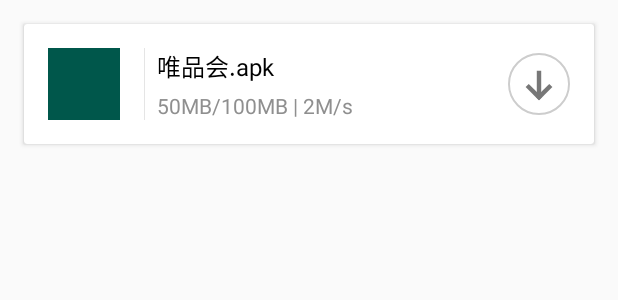
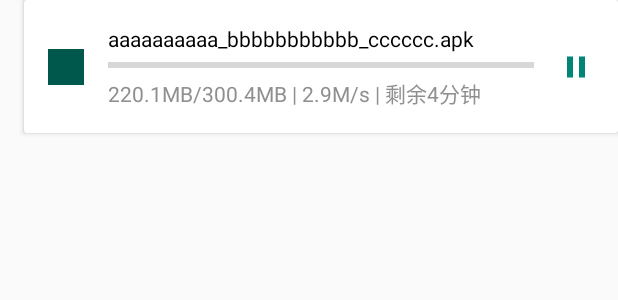
Before and after one commit to SirLYC/EveryDownload, an Android app: the layout item_download.xml on its own in the app's theme, with its tools: preview values and no code run, on a phone screen of 412 x 824 dp. Shown: the top 300 px of the screen. Run offline under Robolectric (Android 15) with nearby library versions, the phone set to English and light mode, and no system bars.

Commit message:
update ui

```diff
--- a/app/src/main/java/com/lyc/everydownload/DownloadItem.kt
+++ b/app/src/main/java/com/lyc/everydownload/DownloadItem.kt
@@ -10,12 +10,12 @@ import java.util.*
 data class DownloadItem(
         var id: Long = 0,
         var path: String,
-        var filename: String? = null,
+        var filename: String,
         var url: String? = null,
         var bps: Double = 0.toDouble(),
         var totalSize: Long = 0,
         var downloadedSize: Long = 0,
-        var createdTime: Date? = null,
+        var createdTime: Date,
         var finishedTime: Date? = null,
         var downloadState: Int = 0,
         var errorCode: Int? = null
--- /dev/null
+++ b/app/src/main/res/drawable/ic_file_download_primary_24dp.xml
@@ -0,0 +1,5 @@
+<vector android:height="24dp" android:tint="#008577"
+    android:viewportHeight="24.0" android:viewportWidth="24.0"
+    android:width="24dp" xmlns:android="http://schemas.android.com/apk/res/android">
+    <path android:fillColor="#FF000000" android:pathData="M19,9h-4V3H9v6H5l7,7 7,-7zM5,18v2h14v-2H5z"/>
+</vector>
--- /dev/null
+++ b/app/src/main/res/drawable/ic_folder_open_primary_24dp.xml
@@ -0,0 +1,5 @@
+<vector android:height="24dp" android:tint="#008577"
+    android:viewportHeight="24.0" android:viewportWidth="24.0"
+    android:width="24dp" xmlns:android="http://schemas.android.com/apk/res/android">
+    <path android:fillColor="#FF000000" android:pathData="M20,6h-8l-2,-2L4,4c-1.1,0 -1.99,0.9 -1.99,2L2,18c0,1.1 0.9,2 2,2h16c1.1,0 2,-0.9 2,-2L22,8c0,-1.1 -0.9,-2 -2,-2zM20,18L4,18L4,8h16v10z"/>
+</vector>
--- /dev/null
+++ b/app/src/main/res/drawable/ic_pause_primary_24dp.xml
@@ -0,0 +1,5 @@
+<vector android:height="24dp" android:tint="#008577"
+    android:viewportHeight="24.0" android:viewportWidth="24.0"
+    android:width="24dp" xmlns:android="http://schemas.android.com/apk/res/android">
+    <path android:fillColor="#FF000000" android:pathData="M6,19h4L10,5L6,5v14zM14,5v14h4L18,5h-4z"/>
+</vector>
--- a/app/src/main/res/layout/item_download.xml
+++ b/app/src/main/res/layout/item_download.xml
@@ -1,75 +1,81 @@
 <?xml version="1.0" encoding="utf-8"?>
-<androidx.cardview.widget.CardView
-    xmlns:android="http://schemas.android.com/apk/res/android"
+<androidx.cardview.widget.CardView xmlns:android="http://schemas.android.com/apk/res/android"
     xmlns:app="http://schemas.android.com/apk/res-auto"
     xmlns:tools="http://schemas.android.com/tools"
     android:layout_width="match_parent"
     android:layout_height="wrap_content"
-    android:layout_margin="16dp"
+    android:layout_marginLeft="16dp"
+    android:layout_marginStart="16dp"
     android:background="@color/white">
 
     <androidx.constraintlayout.widget.ConstraintLayout
-
         android:layout_width="match_parent"
         android:layout_height="wrap_content"
-        android:background="@drawable/download_item_bg"
-        android:padding="16dp">
+        android:background="@drawable/download_item_bg">
 
         <ImageView
             android:id="@+id/iv_icon"
-            android:layout_width="48dp"
-            android:layout_height="48dp"
+            android:layout_width="56dp"
+            android:layout_height="56dp"
             android:layout_gravity="center_vertical"
+            android:padding="16dp"
             android:src="@color/colorPrimaryDark"
             app:layout_constraintBottom_toBottomOf="parent"
             app:layout_constraintStart_toStartOf="parent"
             app:layout_constraintTop_toTopOf="parent"
             tools:ignore="ContentDescription" />
 
-        <View
-            app:layout_constraintStart_toEndOf="@id/iv_icon"
-            android:layout_marginStart="16dp"
-            android:background="@color/lightGray"
-            android:id="@+id/divider"
-            android:layout_width="0.5dp"
-            android:layout_height="0dp"
-            app:layout_constraintBottom_toBottomOf="parent"
-            app:layout_constraintTop_toTopOf="parent" />
 
         <TextView
             android:id="@+id/name"
             android:layout_width="0dp"
             android:layout_height="wrap_content"
-            android:layout_marginStart="8dp"
-            android:layout_marginEnd="8dp"
             android:ellipsize="end"
-            android:maxLines="1"
-            android:singleLine="true"
+            android:maxLines="2"
             android:textColor="#000"
-            android:textSize="16sp"
-            app:layout_constraintEnd_toStartOf="@id/dpb"
-            app:layout_constraintStart_toEndOf="@id/divider"
-            app:layout_constraintTop_toTopOf="@id/iv_icon"
-            tools:text="唯品会.apk" />
+            android:layout_marginTop="16dp"
+            app:layout_constraintBottom_toTopOf="@id/progress_bar"
+            app:layout_constraintEnd_toStartOf="@id/button"
+            app:layout_constraintStart_toEndOf="@id/iv_icon"
+            app:layout_constraintTop_toTopOf="parent"
+            app:layout_constraintVertical_chainStyle="spread_inside"
+            tools:text="aaaaaaaaaa_bbbbbbbbbbb_cccccc.apk" />
+
+        <ProgressBar
+            android:id="@+id/progress_bar"
+            style="?android:attr/progressBarStyleHorizontal"
+            android:layout_width="0dp"
+            android:layout_height="wrap_content"
+            app:layout_constraintBottom_toTopOf="@id/state"
+            app:layout_constraintEnd_toStartOf="@id/button"
+            app:layout_constraintStart_toEndOf="@id/iv_icon"
+            app:layout_constraintTop_toBottomOf="@id/name" />
 
         <TextView
             android:id="@+id/state"
             android:layout_width="0dp"
             android:layout_height="wrap_content"
-            android:layout_marginStart="8dp"
-            android:layout_marginEnd="8dp"
             android:layout_weight="1"
+            android:layout_marginBottom="16dp"
             android:textColor="#8f8f8f"
-            app:layout_constraintBottom_toBottomOf="@id/iv_icon"
-            app:layout_constraintEnd_toStartOf="@id/dpb"
-            app:layout_constraintStart_toEndOf="@id/divider"
-            tools:text="50MB/100MB | 2M/s" />
+            app:layout_constraintBottom_toBottomOf="parent"
+            app:layout_constraintEnd_toStartOf="@id/button"
+            app:layout_constraintStart_toEndOf="@id/iv_icon"
+            app:layout_constraintTop_toBottomOf="@id/progress_bar"
+            app:layout_constraintVertical_chainStyle="spread"
+            android:maxLines="2"
+            tools:text="220.1MB/300.4MB | 2.9M/s | 剩余4分钟" />
 
-        <com.lyc.everydownload.DownloadProgressBar
-            android:id="@+id/dpb"
-            android:layout_width="42dp"
-            android:layout_height="42dp"
+        <ImageButton
+            android:id="@+id/button"
+            android:layout_width="wrap_content"
+            android:layout_height="wrap_content"
             android:layout_gravity="center_vertical"
+            android:background="?android:attr/selectableItemBackground"
+            android:contentDescription="@string/button"
+            android:minWidth="0dp"
+            android:padding="16dp"
+            android:src="@drawable/ic_pause_primary_24dp"
             app:layout_constraintBottom_toBottomOf="parent"
             app:layout_constraintEnd_toEndOf="parent"
             app:layout_constraintTop_toTopOf="parent" />
--- a/app/src/main/res/values/colors.xml
+++ b/app/src/main/res/values/colors.xml
@@ -6,4 +6,5 @@
     <color name="lightGray">#e5e5e5</color>
     <color name="white">#fff</color>
     <color name="black">#000</color>
+    <color name="error">#ff5722</color>
 </resources>
--- a/app/src/main/res/values/strings.xml
+++ b/app/src/main/res/values/strings.xml
@@ -11,4 +11,5 @@
     <string name="no_activity_to_open_file">没有能打开文件的程序</string>
     <string name="download_file_not_exists">文件已被移动或删除！</string>
     <string name="directory_not_exists">文件夹不存在！</string>
+    <string name="button">button</string>
 </resources>
```
Also changed, not shown: app/src/main/java/com/lyc/everydownload/DownloadItemViewBinder.kt (+53 -20 lines), app/src/main/java/com/lyc/everydownload/MainActivity.kt (+8 -7 lines), app/src/main/java/com/lyc/everydownload/MainViewModel.kt (+9 -7 lines), app/src/main/java/com/lyc/everydownload/util/ActiveDownloadListHolder.kt (added, +16 -0 lines), app/src/main/java/com/lyc/everydownload/util/StringExt.kt (added, +40 -0 lines), app/src/main/java/com/lyc/everydownload/util/VerticalItemDecoration.kt (added, +17 -0 lines).
